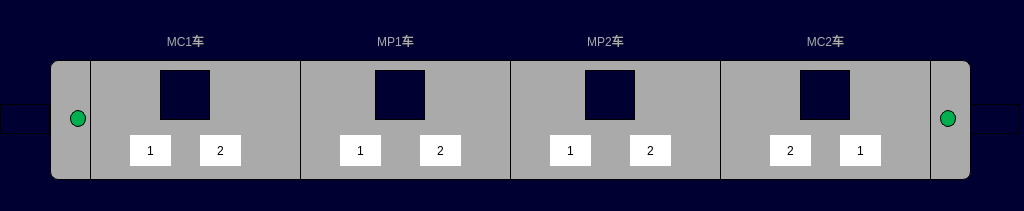
Before: the Qt Designer form vehicleairconditionerpage.ui in 994656234/HHL, drawn with Qt 5.
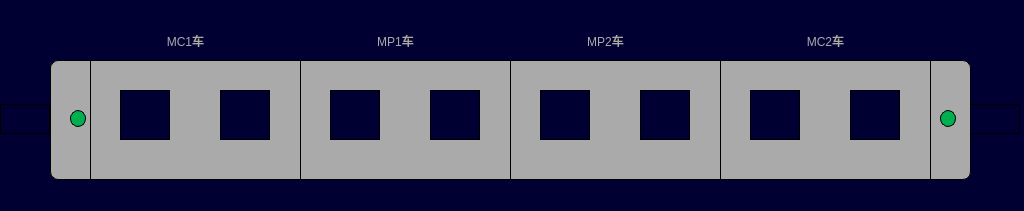
After: the same form once the commit is applied. Icons and pictures are not drawn.

Diff of the .ui file:
```diff
--- a/vehicleairconditionerpage.ui
+++ b/vehicleairconditionerpage.ui
@@ -89,11 +89,11 @@
     <string/>
    </property>
   </widget>
-  <widget class="QLabel" name="lbl_airCondition1">
+  <widget class="QLabel" name="lbl_airCondition1_1">
    <property name="geometry">
     <rect>
-     <x>160</x>
-     <y>70</y>
+     <x>120</x>
+     <y>90</y>
      <width>50</width>
      <height>50</height>
     </rect>
@@ -105,11 +105,11 @@
     <string/>
    </property>
   </widget>
-  <widget class="QLabel" name="lbl_airCondition2">
+  <widget class="QLabel" name="lbl_airCondition2_1">
    <property name="geometry">
     <rect>
-     <x>375</x>
-     <y>70</y>
+     <x>330</x>
+     <y>90</y>
      <width>50</width>
      <height>50</height>
     </rect>
@@ -121,11 +121,11 @@
     <string/>
    </property>
   </widget>
-  <widget class="QLabel" name="lbl_airCondition3">
+  <widget class="QLabel" name="lbl_airCondition3_1">
    <property name="geometry">
     <rect>
-     <x>585</x>
-     <y>70</y>
+     <x>540</x>
+     <y>90</y>
      <width>50</width>
      <height>50</height>
     </rect>
@@ -137,11 +137,11 @@
     <string/>
    </property>
   </widget>
-  <widget class="QLabel" name="lbl_airCondition4">
+  <widget class="QLabel" name="lbl_airCondition4_1">
    <property name="geometry">
     <rect>
-     <x>800</x>
-     <y>70</y>
+     <x>750</x>
+     <y>90</y>
      <width>50</width>
      <height>50</height>
     </rect>
@@ -237,174 +237,6 @@
     <set>Qt::AlignCenter</set>
    </property>
   </widget>
-  <widget class="QLabel" name="lbl_aircompress1_1">
-   <property name="geometry">
-    <rect>
-     <x>130</x>
-     <y>135</y>
-     <width>41</width>
-     <height>31</height>
-    </rect>
-   </property>
-   <property name="styleSheet">
-    <string notr="true">background-color: rgb(255, 255, 255);
-border:2px white solid;
-font:16px,&quot;微软雅黑&quot;;</string>
-   </property>
-   <property name="text">
-    <string>1</string>
-   </property>
-   <property name="alignment">
-    <set>Qt::AlignCenter</set>
-   </property>
-  </widget>
-  <widget class="QLabel" name="lbl_aircompress1_2">
-   <property name="geometry">
-    <rect>
-     <x>200</x>
-     <y>135</y>
-     <width>41</width>
-     <height>31</height>
-    </rect>
-   </property>
-   <property name="styleSheet">
-    <string notr="true">background-color: rgb(255, 255, 255);
-border:2px white solid;
-font:16px,&quot;微软雅黑&quot;;</string>
-   </property>
-   <property name="text">
-    <string>2</string>
-   </property>
-   <property name="alignment">
-    <set>Qt::AlignCenter</set>
-   </property>
-  </widget>
-  <widget class="QLabel" name="lbl_aircompress2_1">
-   <property name="geometry">
-    <rect>
-     <x>340</x>
-     <y>135</y>
-     <width>41</width>
-     <height>31</height>
-    </rect>
-   </property>
-   <property name="styleSheet">
-    <string notr="true">background-color: rgb(255, 255, 255);
-border:2px white solid;
-font:16px,&quot;微软雅黑&quot;;</string>
-   </property>
-   <property name="text">
-    <string>1</string>
-   </property>
-   <property name="alignment">
-    <set>Qt::AlignCenter</set>
-   </property>
-  </widget>
-  <widget class="QLabel" name="lbl_aircompress2_2">
-   <property name="geometry">
-    <rect>
-     <x>420</x>
-     <y>135</y>
-     <width>41</width>
-     <height>31</height>
-    </rect>
-   </property>
-   <property name="styleSheet">
-    <string notr="true">background-color: rgb(255, 255, 255);
-border:2px white solid;
-font:16px,&quot;微软雅黑&quot;;</string>
-   </property>
-   <property name="text">
-    <string>2</string>
-   </property>
-   <property name="alignment">
-    <set>Qt::AlignCenter</set>
-   </property>
-  </widget>
-  <widget class="QLabel" name="lbl_aircompress3_1">
-   <property name="geometry">
-    <rect>
-     <x>550</x>
-     <y>135</y>
-     <width>41</width>
-     <height>31</height>
-    </rect>
-   </property>
-   <property name="styleSheet">
-    <string notr="true">background-color: rgb(255, 255, 255);
-border:2px white solid;
-font:16px,&quot;微软雅黑&quot;;</string>
-   </property>
-   <property name="text">
-    <string>1</string>
-   </property>
-   <property name="alignment">
-    <set>Qt::AlignCenter</set>
-   </property>
-  </widget>
-  <widget class="QLabel" name="lbl_aircompress3_2">
-   <property name="geometry">
-    <rect>
-     <x>630</x>
-     <y>135</y>
-     <width>41</width>
-     <height>31</height>
-    </rect>
-   </property>
-   <property name="styleSheet">
-    <string notr="true">background-color: rgb(255, 255, 255);
-border:2px white solid;
-font:16px,&quot;微软雅黑&quot;;</string>
-   </property>
-   <property name="text">
-    <string>2</string>
-   </property>
-   <property name="alignment">
-    <set>Qt::AlignCenter</set>
-   </property>
-  </widget>
-  <widget class="QLabel" name="lbl_aircompress4_1">
-   <property name="geometry">
-    <rect>
-     <x>840</x>
-     <y>135</y>
-     <width>41</width>
-     <height>31</height>
-    </rect>
-   </property>
-   <property name="styleSheet">
-    <string notr="true">background-color: rgb(255, 255, 255);
-border:2px white solid;
-font:16px,&quot;微软雅黑&quot;;</string>
-   </property>
-   <property name="text">
-    <string>1</string>
-   </property>
-   <property name="alignment">
-    <set>Qt::AlignCenter</set>
-   </property>
-  </widget>
-  <widget class="QLabel" name="lbl_aircompress4_2">
-   <property name="geometry">
-    <rect>
-     <x>770</x>
-     <y>135</y>
-     <width>41</width>
-     <height>31</height>
-    </rect>
-   </property>
-   <property name="styleSheet">
-    <string notr="true">background-color: rgb(255, 255, 255);
-border:2px white solid;
-font:16px,&quot;微软雅黑&quot;;</string>
-   </property>
-   <property name="text">
-    <string>2</string>
-   </property>
-   <property name="alignment">
-    <set>Qt::AlignCenter</set>
-   </property>
-  </widget>
   <widget class="QLabel" name="lbl_cab1_direction">
    <property name="geometry">
     <rect>
@@ -507,32 +339,92 @@
     <string/>
    </property>
   </widget>
+  <widget class="QLabel" name="lbl_airCondition1_2">
+   <property name="geometry">
+    <rect>
+     <x>220</x>
+     <y>90</y>
+     <width>50</width>
+     <height>50</height>
+    </rect>
+   </property>
+   <property name="styleSheet">
+    <string notr="true">border-image: url(:/images/image/HVACunKnow.png);</string>
+   </property>
+   <property name="text">
+    <string/>
+   </property>
+  </widget>
+  <widget class="QLabel" name="lbl_airCondition2_2">
+   <property name="geometry">
+    <rect>
+     <x>430</x>
+     <y>90</y>
+     <width>50</width>
+     <height>50</height>
+    </rect>
+   </property>
+   <property name="styleSheet">
+    <string notr="true">border-image: url(:/images/image/HVACunKnow.png);</string>
+   </property>
+   <property name="text">
+    <string/>
+   </property>
+  </widget>
+  <widget class="QLabel" name="lbl_airCondition3_2">
+   <property name="geometry">
+    <rect>
+     <x>640</x>
+     <y>90</y>
+     <width>50</width>
+     <height>50</height>
+    </rect>
+   </property>
+   <property name="styleSheet">
+    <string notr="true">border-image: url(:/images/image/HVACunKnow.png);</string>
+   </property>
+   <property name="text">
+    <string/>
+   </property>
+  </widget>
+  <widget class="QLabel" name="lbl_airCondition4_2">
+   <property name="geometry">
+    <rect>
+     <x>850</x>
+     <y>90</y>
+     <width>50</width>
+     <height>50</height>
+    </rect>
+   </property>
+   <property name="styleSheet">
+    <string notr="true">border-image: url(:/images/image/HVACunKnow.png);</string>
+   </property>
+   <property name="text">
+    <string/>
+   </property>
+  </widget>
   <zorder>label</zorder>
   <zorder>label_2</zorder>
   <zorder>LBLTC1</zorder>
   <zorder>LBLM1</zorder>
   <zorder>LBLM2</zorder>
   <zorder>LBLMP1</zorder>
-  <zorder>lbl_airCondition1</zorder>
-  <zorder>lbl_airCondition2</zorder>
-  <zorder>lbl_airCondition3</zorder>
-  <zorder>lbl_airCondition4</zorder>
+  <zorder>lbl_airCondition1_1</zorder>
+  <zorder>lbl_airCondition2_1</zorder>
+  <zorder>lbl_airCondition3_1</zorder>
+  <zorder>lbl_airCondition4_1</zorder>
   <zorder>lbl_metroNum2</zorder>
   <zorder>lbl_metroNum3</zorder>
   <zorder>lbl_metroNum4</zorder>
   <zorder>lbl_metroNum1</zorder>
-  <zorder>lbl_aircompress1_1</zorder>
-  <zorder>lbl_aircompress1_2</zorder>
-  <zorder>lbl_aircompress2_1</zorder>
-  <zorder>lbl_aircompress2_2</zorder>
-  <zorder>lbl_aircompress3_1</zorder>
-  <zorder>lbl_aircompress3_2</zorder>
-  <zorder>lbl_aircompress4_1</zorder>
-  <zorder>lbl_aircompress4_2</zorder>
   <zorder>lbl_cab1_direction</zorder>
   <zorder>lbl_cab1_active</zorder>
   <zorder>lbl_cab2_direction</zorder>
   <zorder>lbl_cab2_active</zorder>
+  <zorder>lbl_airCondition1_2</zorder>
+  <zorder>lbl_airCondition2_2</zorder>
+  <zorder>lbl_airCondition3_2</zorder>
+  <zorder>lbl_airCondition4_2</zorder>
  </widget>
  <resources/>
  <connections/>
```
